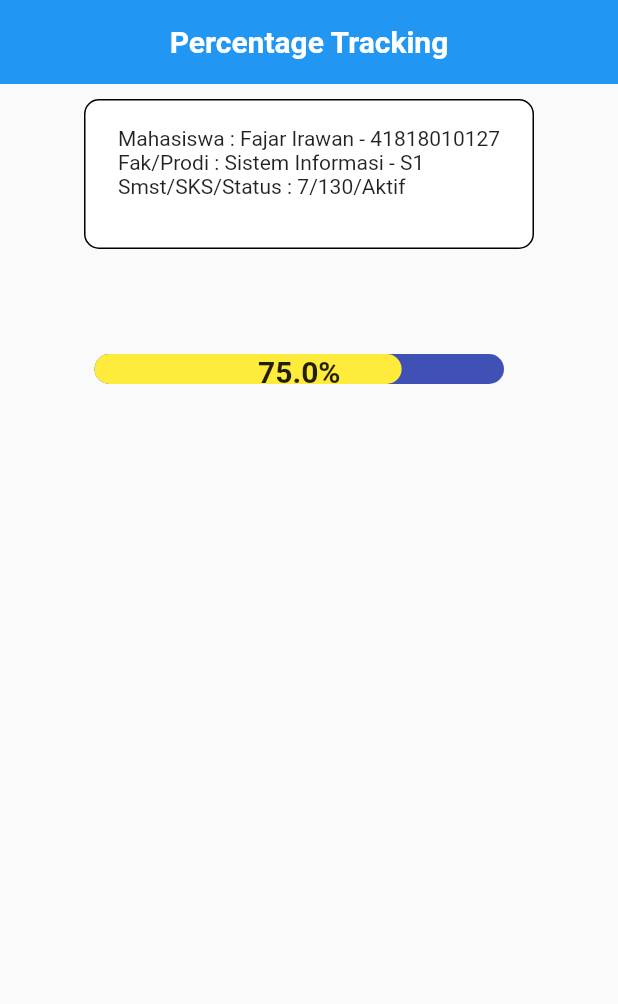
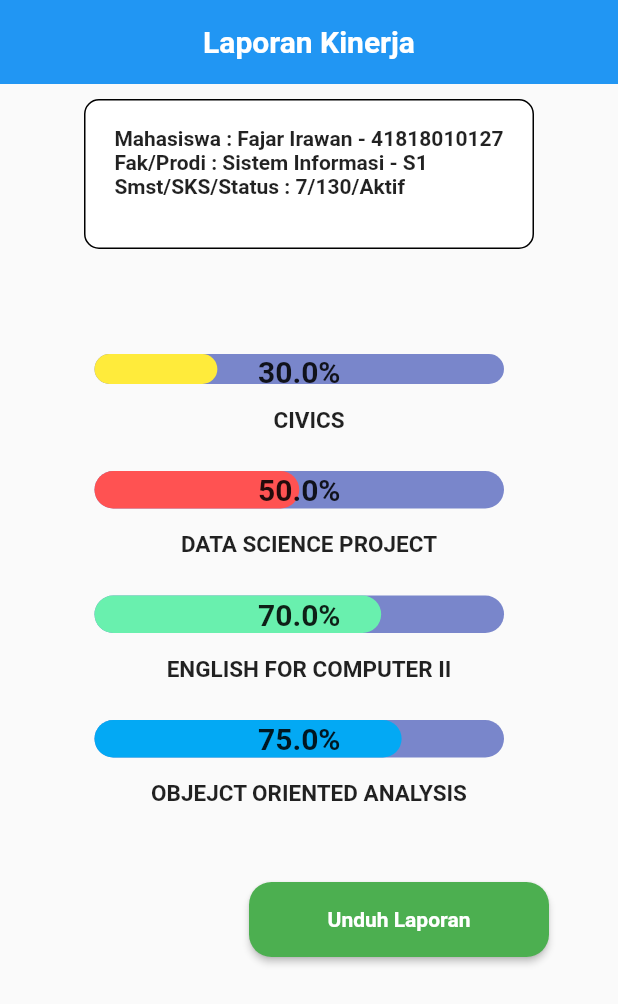
Before and after one commit to frwnn/performance_tracking, a Flutter app: the screen it shows after launch, on a phone screen of 412 x 824 dp. Shown: the top 1004 px of the screen. Run offline on Flutter 3.47's test engine with Material 2 defaults, Android fonts, the light colour scheme and no system bars; drawn by our look-alikes of percent_indicator.

Commit message:
Buat button udhuh_laporan

```diff
--- a/lib/performance/widget/identitas.dart
+++ b/lib/performance/widget/identitas.dart
@@ -30,9 +30,14 @@ class identitas extends StatelessWidget {
                 child: Column(
                   crossAxisAlignment: CrossAxisAlignment.start,
                   children: [
-                    Text("Mahasiswa : Fajar Irawan - 41818010127"),
-                    Text("Fak/Prodi : Sistem Informasi - S1"),
-                    Text("Smst/SKS/Status : 7/130/Aktif"),
+                    Text(
+                      "Mahasiswa : Fajar Irawan - 41818010127",
+                      style: TextStyle(fontWeight: FontWeight.bold),
+                    ),
+                    Text("Fak/Prodi : Sistem Informasi - S1",
+                        style: TextStyle(fontWeight: FontWeight.bold)),
+                    Text("Smst/SKS/Status : 7/130/Aktif",
+                        style: TextStyle(fontWeight: FontWeight.bold)),
                   ],
                 ),
               ),
--- a/lib/performance/widget/percentage.dart
+++ b/lib/performance/widget/percentage.dart
@@ -18,20 +18,102 @@ class Percentage extends StatelessWidget {
                 padding: const EdgeInsets.only(top: 10, left: 63),
                 width: 336,
                 lineHeight: 30,
+                percent: 0.30,
+                center: Text(
+                  "30.0%",
+                  style: TextStyle(fontWeight: FontWeight.bold, fontSize: 20),
+                ),
+                linearStrokeCap: LinearStrokeCap.roundAll,
+                progressColor: Colors.yellow,
+                backgroundColor: Colors.indigo[300],
+                animation: true,
+                animationDuration: 5000,
+              ),
+            ],
+          ),
+        ),
+        Text(
+          "CIVICS",
+          style: TextStyle(fontWeight: FontWeight.bold, fontSize: 15),
+        ),
+        Container(
+          margin: EdgeInsets.only(top: 20, bottom: 15),
+          child: Row(
+            children: [
+              LinearPercentIndicator(
+                padding: const EdgeInsets.only(top: 5, left: 63),
+                width: 336,
+                lineHeight: 30,
+                percent: 0.50,
+                center: Text(
+                  "50.0%",
+                  style: TextStyle(fontWeight: FontWeight.bold, fontSize: 20),
+                ),
+                linearStrokeCap: LinearStrokeCap.roundAll,
+                progressColor: Colors.redAccent,
+                backgroundColor: Colors.indigo[300],
+                animation: true,
+                animationDuration: 5000,
+              ),
+            ],
+          ),
+        ),
+        Text(
+          "DATA SCIENCE PROJECT",
+          style: TextStyle(fontWeight: FontWeight.bold, fontSize: 15),
+        ),
+        Container(
+          margin: EdgeInsets.only(top: 20, bottom: 15),
+          child: Row(
+            children: [
+              LinearPercentIndicator(
+                padding: const EdgeInsets.only(top: 5, left: 63),
+                width: 336,
+                lineHeight: 30,
+                percent: 0.70,
+                center: Text(
+                  "70.0%",
+                  style: TextStyle(fontWeight: FontWeight.bold, fontSize: 20),
+                ),
+                linearStrokeCap: LinearStrokeCap.roundAll,
+                progressColor: Colors.greenAccent,
+                backgroundColor: Colors.indigo[300],
+                animation: true,
+                animationDuration: 5000,
+              ),
+            ],
+          ),
+        ),
+        Text(
+          "ENGLISH FOR COMPUTER II",
+          style: TextStyle(fontWeight: FontWeight.bold, fontSize: 15),
+        ),
+        Container(
+          margin: EdgeInsets.only(top: 20, bottom: 15),
+          child: Row(
+            children: [
+              LinearPercentIndicator(
+                padding: const EdgeInsets.only(top: 5, left: 63),
+                width: 336,
+                lineHeight: 30,
                 percent: 0.75,
                 center: Text(
                   "75.0%",
                   style: TextStyle(fontWeight: FontWeight.bold, fontSize: 20),
                 ),
                 linearStrokeCap: LinearStrokeCap.roundAll,
-                progressColor: Colors.yellow,
-                backgroundColor: Colors.indigo,
+                progressColor: Colors.lightBlue,
+                backgroundColor: Colors.indigo[300],
                 animation: true,
                 animationDuration: 5000,
               ),
             ],
           ),
-        )
+        ),
+        Text(
+          "OBJEJCT ORIENTED ANALYSIS",
+          style: TextStyle(fontWeight: FontWeight.bold, fontSize: 15),
+        ),
       ],
     );
   }
--- a/lib/performance/widget/percentagepage.dart
+++ b/lib/performance/widget/percentagepage.dart
@@ -13,6 +13,7 @@ import 'package:flutter/material.dart'
         Text,
         TextStyle,
         Widget;
+import 'package:performance_tracking/performance/widget/unduh_laporan.dart';
 import 'percentage.dart';
 import 'identitas.dart';
 
@@ -29,7 +30,7 @@ class PercentagePage extends StatelessWidget {
           mainAxisAlignment: MainAxisAlignment.center,
           children: [
             Text(
-              "Percentage Tracking",
+              "Laporan Kinerja",
               style: TextStyle(
                 fontWeight: FontWeight.bold,
                 color: Colors.white,
@@ -42,6 +43,7 @@ class PercentagePage extends StatelessWidget {
         children: [
           identitas(),
           Percentage(),
+          UnduhLaporan(),
         ],
       ),
       //
--- /dev/null
+++ b/lib/performance/widget/unduh_laporan.dart
@@ -0,0 +1,38 @@
+import 'package:flutter/material.dart';
+
+class UnduhLaporan extends StatefulWidget {
+  const UnduhLaporan({Key? key}) : super(key: key);
+
+  @override
+  State<UnduhLaporan> createState() => UnduhLaporanState();
+}
+
+class UnduhLaporanState extends State<UnduhLaporan> {
+  @override
+  Widget build(BuildContext context) {
+    return Center(
+      child: Column(
+        children: [
+          Container(
+            margin: EdgeInsets.only(top: 50, left: 120),
+            width: 200,
+            height: 50,
+            child: RaisedButton(
+              onPressed: () {
+                print("object");
+              },
+              color: Colors.green,
+              shape: RoundedRectangleBorder(
+                  borderRadius: BorderRadius.all(Radius.circular(15))),
+              child: Text(
+                "Unduh Laporan",
+                style:
+                    TextStyle(color: Colors.white, fontWeight: FontWeight.bold),
+              ),
+            ),
+          )
+        ],
+      ),
+    );
+  }
+}
```
